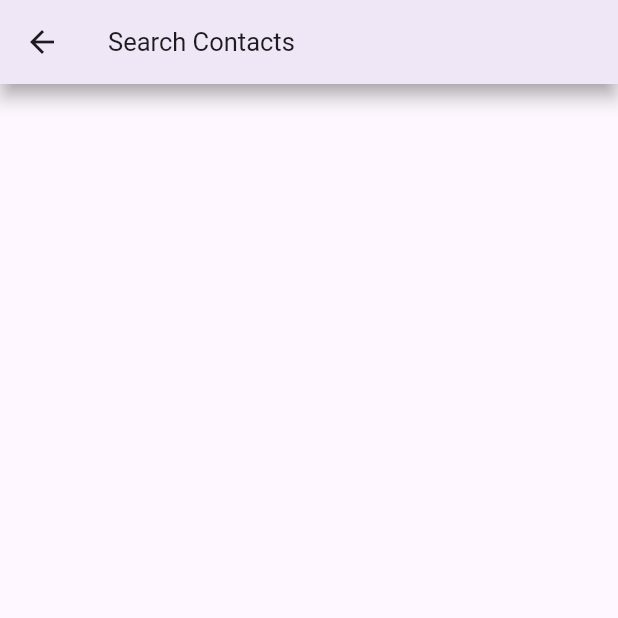
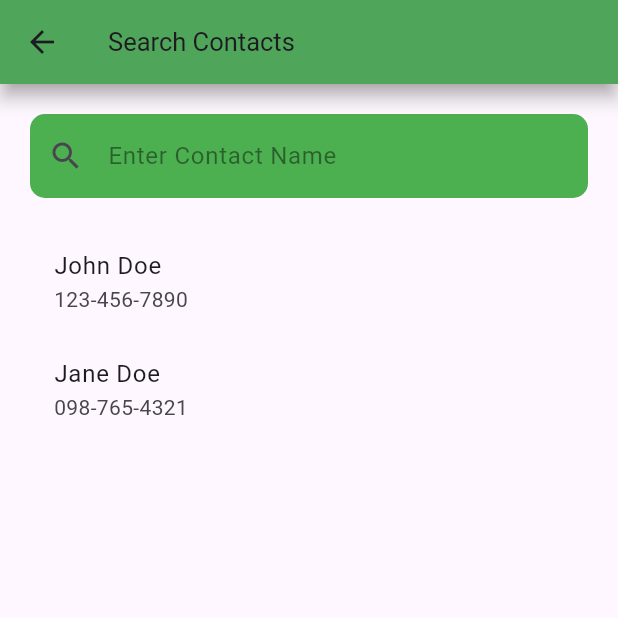
Before and after one commit to AsifulAhsan/FlutterContactApp, a Flutter app: the screen it shows after launch, after a tap on "Search", on a phone screen of 412 x 824 dp, the top half of it. Run offline on Flutter 3.47's test engine with Material 3 defaults, Android fonts, the phone set to English and light mode, and no system bars.

Commit message:
Search system added

```diff
--- a/lib/screens/dial_page.dart
+++ b/lib/screens/dial_page.dart
@@ -1,3 +1,4 @@
+import 'package:contact_book/data_model/contact.dart';
 import 'package:flutter/material.dart';
 
 class DialPage extends StatefulWidget {
@@ -8,18 +9,78 @@ class DialPage extends StatefulWidget {
 }
 
 class _DialPageState extends State<DialPage> {
+  static List<Contact> contacts = [
+    const Contact(name: 'John Doe', phoneNum: '123-456-7890'),
+    const Contact(name: 'Jane Doe', phoneNum: '098-765-4321'),
+  ];
+
+  List<Contact> displayList = List.from(contacts);
+
+  void updateList(String value) {
+    setState(() {
+      displayList = contacts
+          .where((element) =>
+              element.name.toLowerCase().contains(value.toLowerCase()))
+          .toList();
+    });
+  }
+
   @override
   Widget build(BuildContext context) {
     return Scaffold(
       appBar: AppBar(
         shadowColor: Colors.grey,
+        backgroundColor: Colors.green,
         elevation: 5,
         title: const Text(
           "Search Contacts",
           style: TextStyle(fontSize: 17),
         ),
       ),
-
+      body: Padding(
+        padding: const EdgeInsets.all(20),
+        child: Column(
+          mainAxisAlignment: MainAxisAlignment.start,
+          crossAxisAlignment: CrossAxisAlignment.center,
+          children: [
+            TextField(
+              onChanged: (value) {
+                setState(() {
+                  updateList(value);
+                });
+              },
+              decoration: const InputDecoration(
+                  border: OutlineInputBorder(
+                    borderRadius: BorderRadius.all(
+                      Radius.circular(10),
+                    ),
+                    borderSide: BorderSide.none,
+                  ),
+                  filled: true,
+                  fillColor: Colors.green,
+                  hintText: "Enter Contact Name ",
+                  hintStyle: TextStyle(color: Colors.black45),
+                  prefixIcon: Icon(Icons.search)),
+            ),
+            const SizedBox(height: 20),
+            Expanded(
+              child: displayList.isEmpty
+                  ? const Center(child: Text("No Contact Found!"))
+                  : ListView.builder(
+                      itemCount: displayList.length,
+                      itemBuilder: (context, index) => ListTile(
+                        title: Text(
+                          displayList[index].name,
+                        ),
+                        subtitle: Text(
+                          displayList[index].phoneNum,
+                        ),
+                      ),
+                    ),
+            ),
+          ],
+        ),
+      ),
     );
   }
 }
--- a/lib/screens/home_page.dart
+++ b/lib/screens/home_page.dart
@@ -1,5 +1,3 @@
-// ignore_for_file: prefer_const_constructors
-
 import 'package:contact_book/screens/contact_page.dart';
 import 'package:contact_book/screens/dial_page.dart';
 import 'package:flutter/material.dart';
@@ -45,36 +43,36 @@ class _HomePageState extends State<HomePage> {
           mainAxisAlignment: MainAxisAlignment.spaceAround,
           children: [
             ElevatedButton(
-              style: ButtonStyle(
+              style: const ButtonStyle(
                   elevation: MaterialStatePropertyAll(6),
                   shadowColor: MaterialStatePropertyAll(Colors.black)),
               onPressed: () {
                 Navigator.push(
                   context,
                   MaterialPageRoute(
-                    builder: (context) => DialPage(),
+                    builder: (context) => const DialPage(),
                   ),
                 );
               },
-              child: Text(
+              child: const Text(
                 'Search',
                 style: TextStyle(color: Colors.black, fontSize: 16),
               ),
             ),
-            SizedBox(height: 10),
+            const SizedBox(height: 10),
             ElevatedButton(
-              style: ButtonStyle(
+              style: const ButtonStyle(
                   elevation: MaterialStatePropertyAll(6),
                   shadowColor: MaterialStatePropertyAll(Colors.black)),
               onPressed: () {
                 Navigator.push(
                   context,
                   MaterialPageRoute(
-                    builder: (context) => ContactPage(),
+                    builder: (context) => const ContactPage(),
                   ),
                 );
               },
-              child: Text(
+              child: const Text(
                 'Contacts',
                 style: TextStyle(color: Colors.black, fontSize: 16),
               ),
```
